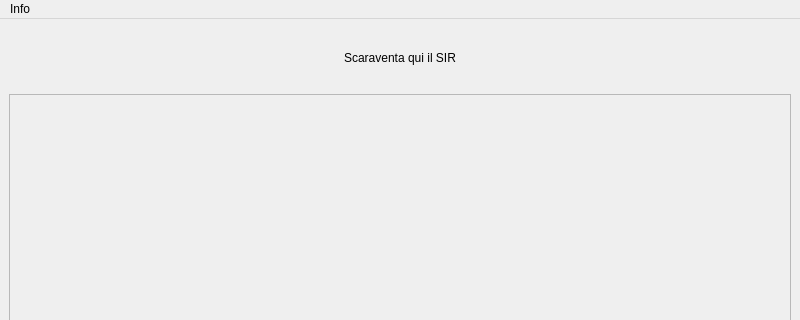
Before: the Qt Designer form assets/main.ui in WEEE-Open/sugo, drawn with Qt 5; both pictures show x 0 to 800 and y 0 to 320 of the 800 by 600 pixel window.
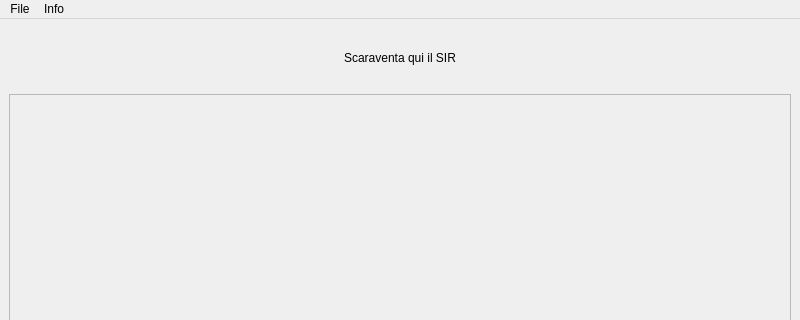
After: the same form once the commit is applied. Icons and pictures are not drawn.

Commit message: Finally implemented the new session feature (now users can load another file without closing and starting again the program). Also, added sugo logo to window and desktop files.

```diff
--- a/assets/main.ui
+++ b/assets/main.ui
@@ -96,6 +96,15 @@
     </property>
     <addaction name="action"/>
    </widget>
+   <widget class="QMenu" name="menuFile">
+    <property name="title">
+     <string>File</string>
+    </property>
+    <addaction name="actionNew"/>
+    <addaction name="separator"/>
+    <addaction name="actionQuit"/>
+   </widget>
+   <addaction name="menuFile"/>
    <addaction name="menuInfo"/>
   </widget>
   <action name="action">
```
Left out of the diff: 24 changed lines with no effect on the pictures. The commit also changes 4 other files.
